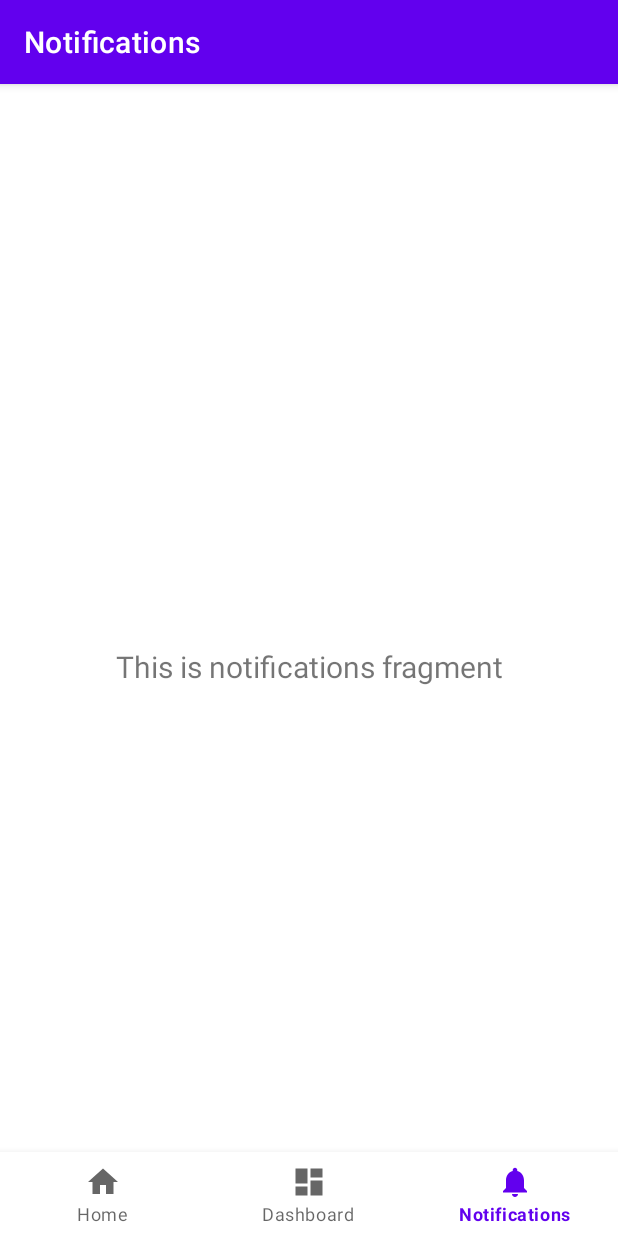
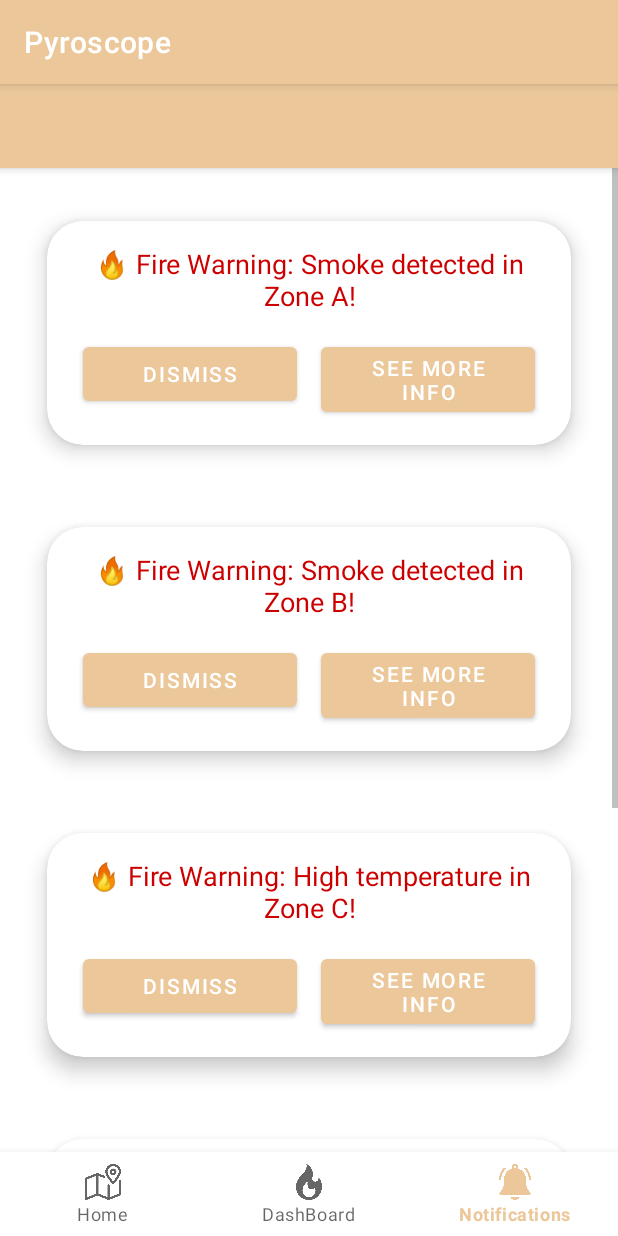
Before and after one commit to Samo849/Pyroscope, an Android app: the screen it shows after launch (MainActivity), item 3 of the bottom bar chosen, on a phone screen of 412 x 824 dp. Run offline under Robolectric (Android 15) with nearby library versions, the phone set to English and light mode, and no system bars.

Commit message:
Ui and notifications

```diff
--- a/app/src/main/java/com/example/fireapp/MainActivity.java
+++ b/app/src/main/java/com/example/fireapp/MainActivity.java
@@ -3,33 +3,45 @@ package com.example.fireapp;
 import android.os.Bundle;
 
 import androidx.appcompat.app.AppCompatActivity;
-import androidx.navigation.NavController;
-import androidx.navigation.Navigation;
-import androidx.navigation.ui.AppBarConfiguration;
-import androidx.navigation.ui.NavigationUI;
+import androidx.fragment.app.Fragment;
+import androidx.fragment.app.FragmentManager;
+import androidx.fragment.app.FragmentTransaction;
 
 import com.example.fireapp.databinding.ActivityMainBinding;
+import com.example.fireapp.ui.dashboard.DashboardFragment;
+import com.example.fireapp.ui.home.HomeFragment;
+import com.example.fireapp.ui.notifications.NotificationsFragment;
 
-public class MainActivity extends AppCompatActivity{
+public class MainActivity extends AppCompatActivity {
 
+    ActivityMainBinding binding;
 
     @Override
     protected void onCreate(Bundle savedInstanceState) {
         super.onCreate(savedInstanceState);
+        binding = ActivityMainBinding.inflate(getLayoutInflater());
+        setContentView(binding.getRoot());
+        replaceFragment(new HomeFragment());
 
-        com.example.fireapp.databinding.ActivityMainBinding binding = ActivityMainBinding.inflate(getLayoutInflater());
-        setContentView(binding.getRoot());
-
-        // Passing each menu ID as a set of Ids because each
-        // menu should be considered as top level destinations.
-        AppBarConfiguration appBarConfiguration = new AppBarConfiguration.Builder(
-                R.id.navigation_home, R.id.navigation_dashboard, R.id.navigation_notifications)
-                .build();
-        NavController navController = Navigation.findNavController(this, R.id.nav_host_fragment_activity_main);
-        NavigationUI.setupActionBarWithNavController(this, navController, appBarConfiguration);
-        NavigationUI.setupWithNavController(binding.navView, navController);
-
+        binding.bottomNavigationView.setOnItemSelectedListener(item -> {
+            int itemId = item.getItemId();
+            if (itemId == R.id.home) {
+                replaceFragment(new HomeFragment());
+            } else if (itemId == R.id.dashBoard) {
+                replaceFragment(new DashboardFragment());
+            } else if (itemId == R.id.notifications) {
+                replaceFragment(new NotificationsFragment());
+            }
+            return true;
+        });
 
     }
 
+    private void replaceFragment(Fragment fragment) {
+        FragmentManager fragmentManager = getSupportFragmentManager();
+        FragmentTransaction fragmentTransaction = fragmentManager.beginTransaction();
+        fragmentTransaction.replace(R.id.frame_layout, fragment);
+        fragmentTransaction.commit();
+    }
+
 }
--- a/app/src/main/java/com/example/fireapp/ui/home/HomeFragment.java
+++ b/app/src/main/java/com/example/fireapp/ui/home/HomeFragment.java
@@ -1,5 +1,7 @@
 package com.example.fireapp.ui.home;
 
+import android.graphics.Bitmap;
+import android.graphics.BitmapFactory;
 import android.os.Bundle;
 import android.view.LayoutInflater;
 import android.view.View;
@@ -14,6 +16,7 @@ import com.google.android.gms.maps.CameraUpdateFactory;
 import com.google.android.gms.maps.GoogleMap;
 import com.google.android.gms.maps.OnMapReadyCallback;
 import com.google.android.gms.maps.SupportMapFragment;
+import com.google.android.gms.maps.model.BitmapDescriptorFactory;
 import com.google.android.gms.maps.model.LatLng;
 import com.google.android.gms.maps.model.Marker;
 import com.google.android.gms.maps.model.MarkerOptions;
@@ -43,17 +46,32 @@ public class HomeFragment extends Fragment implements OnMapReadyCallback {
         GoogleMap mMap = googleMap;
 
         // Add markers
-        LatLng sydney = new LatLng(-34, 151);
-        googleMap.addMarker(new MarkerOptions().position(sydney).title("Marker in Sydney").snippet("Additional information here"));
+        LatLng senzor01 = new LatLng(46.0928, 14.3416);
+        mMap.addMarker(new MarkerOptions()
+                        .position(senzor01)
+                        .title("Marker of sensor 01")
+                        .snippet("Default color marker")
+                // .icon(BitmapDescriptorFactory.defaultMarker(BitmapDescriptorFactory.HUE_RED)) // Default is RED
+        );
 
-        LatLng newYork = new LatLng(40.7128, -74.0060);
-        googleMap.addMarker(new MarkerOptions().position(newYork).title("Marker in New York").snippet("Additional information here"));
+        LatLng sensor02 = new LatLng(46.0954, 14.3383);
+        mMap.addMarker(new MarkerOptions()
+                .position(sensor02)
+                .title("Marker of sensor 02")
+                .snippet("Blue default marker")
+                .icon(BitmapDescriptorFactory.defaultMarker(BitmapDescriptorFactory.HUE_AZURE))); // Or HUE_BLUE, HUE_CYAN, etc.
 
-        LatLng tokyo = new LatLng(35.6895, 139.6917);
-        googleMap.addMarker(new MarkerOptions().position(tokyo).title("Marker in Tokyo").snippet("Additional information here"));
+        LatLng sensor03 = new LatLng(46.12, 14.31);
+        Bitmap originalBitmap = BitmapFactory.decodeResource(getResources(), R.drawable.fire);
+        Bitmap scaledBitmap = Bitmap.createScaledBitmap(originalBitmap, 100, 120, true);
+        mMap.addMarker(new MarkerOptions()
+                .position(sensor03)
+                .title("Marker of sensor 03")
+                .snippet("Blue default marker")
+                .icon(BitmapDescriptorFactory.fromBitmap(scaledBitmap)));
 
         // Move the camera to the first marker
-        googleMap.moveCamera(CameraUpdateFactory.newLatLngZoom(sydney, 10));
+        googleMap.moveCamera(CameraUpdateFactory.newLatLngZoom(senzor01, 12));
 
         mMap.setOnMarkerClickListener(new GoogleMap.OnMarkerClickListener() {
             @Override
--- a/app/src/main/java/com/example/fireapp/ui/notifications/NotificationsFragment.java
+++ b/app/src/main/java/com/example/fireapp/ui/notifications/NotificationsFragment.java
@@ -1,37 +1,93 @@
 package com.example.fireapp.ui.notifications;
 
 import android.os.Bundle;
+import android.os.Handler;
+import android.os.Looper;
 import android.view.LayoutInflater;
 import android.view.View;
 import android.view.ViewGroup;
+import android.widget.Button;
+import android.widget.LinearLayout;
+import android.widget.ScrollView;
 import android.widget.TextView;
 
 import androidx.annotation.NonNull;
 import androidx.fragment.app.Fragment;
-import androidx.lifecycle.ViewModelProvider;
 
-import com.example.fireapp.databinding.FragmentNotificationsBinding;
+import com.example.fireapp.R;
+import com.example.fireapp.ui.dashboard.DashboardFragment;
 
 public class NotificationsFragment extends Fragment {
 
-    private FragmentNotificationsBinding binding;
+    private LinearLayout notificationContainer;
+    private ScrollView scrollView;
 
+    @Override
     public View onCreateView(@NonNull LayoutInflater inflater,
                              ViewGroup container, Bundle savedInstanceState) {
-        NotificationsViewModel notificationsViewModel =
-                new ViewModelProvider(this).get(NotificationsViewModel.class);
+        View root = inflater.inflate(R.layout.fragment_notifications, container, false);
+        notificationContainer = root.findViewById(R.id.notification_container);
+        scrollView = root.findViewById(R.id.scroll_view);
 
-        binding = FragmentNotificationsBinding.inflate(inflater, container, false);
-        View root = binding.getRoot();
+        // Add multiple sample fire warnings to ensure content is scrollable
+        addFireWarning("🔥 Fire Warning: Smoke detected in Zone A!");
+        addFireWarning("🔥 Fire Warning: Smoke detected in Zone B!");
+        addFireWarning("🔥 Fire Warning: High temperature in Zone C!");
+        addFireWarning("Warning!");
+        addFireWarning("Senosor03 Battery low!");
 
-        final TextView textView = binding.textNotifications;
-        notificationsViewModel.getText().observe(getViewLifecycleOwner(), textView::setText);
+        // Hint at scrollability with a slight scroll animation
+        new Handler(Looper.getMainLooper()).postDelayed(() -> {
+            if (scrollView != null) {
+                scrollView.smoothScrollBy(0, 100); // Scroll down slightly
+                new Handler(Looper.getMainLooper()).postDelayed(() ->
+                        scrollView.smoothScrollBy(0, -100), 500); // Scroll back up
+            }
+        }, 1000);
+
         return root;
     }
 
-    @Override
-    public void onDestroyView() {
-        super.onDestroyView();
-        binding = null;
+    private void addFireWarning(String message) {
+        LayoutInflater inflater = LayoutInflater.from(getContext());
+        View cardView = inflater.inflate(R.layout.notification_card, notificationContainer, false);
+
+        // Set message
+        TextView textView = cardView.findViewById(R.id.notification_message);
+        textView.setText(message);
+
+        // Set up buttons
+        Button dismissButton = cardView.findViewById(R.id.dismiss_button);
+        Button dashboardButton = cardView.findViewById(R.id.dashboard_button);
+
+        // Swipe animation for dismiss
+        dismissButton.setOnClickListener(v -> {
+            cardView.animate()
+                    .translationX(cardView.getWidth())
+                    .alpha(0f)
+                    .setDuration(300)
+                    .withEndAction(() -> notificationContainer.removeView(cardView))
+                    .start();
+        });
+
+        // Navigate to DashboardFragment
+        dashboardButton.setOnClickListener(v -> {
+            // Replace with DashboardFragment
+            Fragment dashboardFragment = new DashboardFragment();
+            requireActivity().getSupportFragmentManager()
+                    .beginTransaction()
+                    .replace(R.id.frame_layout, dashboardFragment)
+                    .commit();
+
+            // Update BottomNavigationView to highlight Dashboard
+            if (requireActivity().findViewById(R.id.bottomNavigationView) != null) {
+                requireActivity().findViewById(R.id.bottomNavigationView)
+                        .findViewById(R.id.dashBoard)
+                        .performClick();
+            }
+        });
+
+        // Add card to container
+        notificationContainer.addView(cardView);
     }
 }
--- /dev/null
+++ b/app/src/main/res/drawable/baseline_map_24.xml
@@ -0,0 +1,5 @@
+<vector xmlns:android="http://schemas.android.com/apk/res/android" android:height="24dp" android:tint="#000000" android:viewportHeight="24" android:viewportWidth="24" android:width="24dp">
+
+    <path android:fillColor="@android:color/white" android:pathData="M20.5,3l-0.16,0.03L15,5.1 9,3 3.36,4.9c-0.21,0.07 -0.36,0.25 -0.36,0.48V20.5c0,0.28 0.22,0.5 0.5,0.5l0.16,-0.03L9,18.9l6,2.1 5.64,-1.9c0.21,-0.07 0.36,-0.25 0.36,-0.48V3.5c0,-0.28 -0.22,-0.5 -0.5,-0.5zM15,19l-6,-2.11V5l6,2.11V19z"/>
+
+</vector>
--- /dev/null
+++ b/app/src/main/res/drawable/navmenu_bck.xml
@@ -0,0 +1,6 @@
+<?xml version="1.0" encoding="utf-8"?>
+<selector xmlns:android="http://schemas.android.com/apk/res/android">
+<item>
+
+</item>
+</selector>
--- /dev/null
+++ b/app/src/main/res/drawable/notificattion_bck.xml
@@ -0,0 +1,9 @@
+<?xml version="1.0" encoding="utf-8"?>
+<selector xmlns:android="http://schemas.android.com/apk/res/android">
+<item>
+    <shape android:shape="rectangle">
+        <corners android:radius="20dp"/>
+        <stroke android:color="#FFF2EC" android:width="20dp"/>
+    </shape>
+</item>
+</selector>
--- /dev/null
+++ b/app/src/main/res/drawable/outline_alarm_smart_wake_24.xml
@@ -0,0 +1,5 @@
+<vector xmlns:android="http://schemas.android.com/apk/res/android" android:height="24dp" android:tint="#000000" android:viewportHeight="960" android:viewportWidth="960" android:width="24dp">
+
+    <path android:fillColor="@android:color/white" android:pathData="M320,560Q337,560 348.5,548.5Q360,537 360,520Q360,503 348.5,491.5Q337,480 320,480Q303,480 291.5,491.5Q280,503 280,520Q280,537 291.5,548.5Q303,560 320,560ZM480,560Q497,560 508.5,548.5Q520,537 520,520Q520,503 508.5,491.5Q497,480 480,480Q463,480 451.5,491.5Q440,503 440,520Q440,537 451.5,548.5Q463,560 480,560ZM640,560Q657,560 668.5,548.5Q680,537 680,520Q680,503 668.5,491.5Q657,480 640,480Q623,480 611.5,491.5Q600,503 600,520Q600,537 611.5,548.5Q623,560 640,560ZM480,880Q405,880 339.5,851.5Q274,823 225.5,774.5Q177,726 148.5,660.5Q120,595 120,520Q120,445 148.5,379.5Q177,314 225.5,265.5Q274,217 339.5,188.5Q405,160 480,160Q555,160 620.5,188.5Q686,217 734.5,265.5Q783,314 811.5,379.5Q840,445 840,520Q840,595 811.5,660.5Q783,726 734.5,774.5Q686,823 620.5,851.5Q555,880 480,880ZM480,520Q480,520 480,520Q480,520 480,520Q480,520 480,520Q480,520 480,520Q480,520 480,520Q480,520 480,520Q480,520 480,520Q480,520 480,520ZM224,94L280,150L110,320L54,264L224,94ZM736,94L906,264L850,320L680,150L736,94ZM480,800Q597,800 678.5,718.5Q760,637 760,520Q760,403 678.5,321.5Q597,240 480,240Q363,240 281.5,321.5Q200,403 200,520Q200,637 281.5,718.5Q363,800 480,800Z"/>
+
+</vector>
--- a/app/src/main/res/layout/activity_main.xml
+++ b/app/src/main/res/layout/activity_main.xml
@@ -3,31 +3,41 @@
     xmlns:app="http://schemas.android.com/apk/res-auto"
     android:id="@+id/container"
     android:layout_width="match_parent"
-    android:layout_height="match_parent"
-    >
+    android:layout_height="match_parent">
+
+    <com.google.android.material.appbar.AppBarLayout
+        android:id="@+id/appBarLayout"
+        android:layout_width="match_parent"
+        android:layout_height="wrap_content"
+        app:layout_constraintTop_toTopOf="parent"
+        app:layout_constraintStart_toStartOf="parent"
+        app:layout_constraintEnd_toEndOf="parent">
+
+        <androidx.appcompat.widget.Toolbar
+            android:id="@+id/toolbar"
+            android:layout_width="match_parent"
+            android:layout_height="?attr/actionBarSize"
+            android:background="?attr/colorPrimary"
+            app:titleTextColor="?attr/colorOnPrimary" />
+
+    </com.google.android.material.appbar.AppBarLayout>
+
+    <FrameLayout
+        android:id="@+id/frame_layout"
+        android:layout_width="0dp"
+        android:layout_height="0dp"
+        app:layout_constraintBottom_toTopOf="@+id/bottomNavigationView"
+        app:layout_constraintEnd_toEndOf="parent"
+        app:layout_constraintStart_toStartOf="parent"
+        app:layout_constraintTop_toBottomOf="@+id/appBarLayout" />
 
     <com.google.android.material.bottomnavigation.BottomNavigationView
-        android:id="@+id/nav_view"
-        android:layout_width="0dp"
+        android:id="@+id/bottomNavigationView"
+        android:layout_width="match_parent"
         android:layout_height="wrap_content"
-        android:layout_marginStart="0dp"
-        android:layout_marginEnd="0dp"
-        android:background="?android:attr/windowBackground"
         app:layout_constraintBottom_toBottomOf="parent"
-        app:layout_constraintLeft_toLeftOf="parent"
-        app:layout_constraintRight_toRightOf="parent"
+        app:layout_constraintStart_toStartOf="parent"
+        app:layout_constraintEnd_toEndOf="parent"
         app:menu="@menu/bottom_nav_menu" />
 
-    <fragment
-        android:id="@+id/nav_host_fragment_activity_main"
-        android:name="androidx.navigation.fragment.NavHostFragment"
-        android:layout_width="match_parent"
-        android:layout_height="match_parent"
-        app:defaultNavHost="true"
-        app:layout_constraintBottom_toTopOf="@id/nav_view"
-        app:layout_constraintLeft_toLeftOf="parent"
-        app:layout_constraintRight_toRightOf="parent"
-        app:layout_constraintTop_toTopOf="parent"
-        app:navGraph="@navigation/mobile_navigation" />
-
 </androidx.constraintlayout.widget.ConstraintLayout>
--- a/app/src/main/res/layout/fragment_home.xml
+++ b/app/src/main/res/layout/fragment_home.xml
@@ -1,5 +1,6 @@
 <?xml version="1.0" encoding="utf-8"?>
 <androidx.constraintlayout.widget.ConstraintLayout xmlns:android="http://schemas.android.com/apk/res/android"
+    xmlns:app="http://schemas.android.com/apk/res-auto"
     xmlns:tools="http://schemas.android.com/tools"
     android:layout_width="match_parent"
     android:layout_height="match_parent"
@@ -7,8 +8,8 @@
 
     <androidx.fragment.app.FragmentContainerView
         android:id="@+id/map"
+        android:name="com.google.android.gms.maps.SupportMapFragment"
         android:layout_width="match_parent"
-        android:layout_height="match_parent"
-        android:name="com.google.android.gms.maps.SupportMapFragment" />
+        android:layout_height="match_parent" />
 
 </androidx.constraintlayout.widget.ConstraintLayout>
--- a/app/src/main/res/layout/fragment_notifications.xml
+++ b/app/src/main/res/layout/fragment_notifications.xml
@@ -6,17 +6,25 @@
     android:layout_height="match_parent"
     tools:context=".ui.notifications.NotificationsFragment">
 
-    <TextView
-        android:id="@+id/text_notifications"
+    <ScrollView
+        android:id="@+id/scroll_view"
         android:layout_width="match_parent"
-        android:layout_height="wrap_content"
-        android:layout_marginStart="8dp"
-        android:layout_marginTop="8dp"
-        android:layout_marginEnd="8dp"
-        android:textAlignment="center"
-        android:textSize="20sp"
+        android:layout_height="match_parent"
+        android:overScrollMode="always"
+        android:scrollbars="vertical"
+        android:fillViewport="true"
+        app:layout_constraintTop_toTopOf="parent"
         app:layout_constraintBottom_toBottomOf="parent"
-        app:layout_constraintEnd_toEndOf="parent"
         app:layout_constraintStart_toStartOf="parent"
-        app:layout_constraintTop_toTopOf="parent" />
+        app:layout_constraintEnd_toEndOf="parent">
+
+        <LinearLayout
+            android:id="@+id/notification_container"
+            android:layout_width="match_parent"
+            android:layout_height="wrap_content"
+            android:orientation="vertical"
+            android:padding="16dp" />
+
+    </ScrollView>
+
 </androidx.constraintlayout.widget.ConstraintLayout>
--- /dev/null
+++ b/app/src/main/res/layout/notification_card.xml
@@ -0,0 +1,52 @@
+<?xml version="1.0" encoding="utf-8"?>
+<androidx.cardview.widget.CardView xmlns:android="http://schemas.android.com/apk/res/android"
+    xmlns:app="http://schemas.android.com/apk/res-auto"
+    android:layout_width="match_parent"
+    android:layout_height="wrap_content"
+    android:layout_marginBottom="16dp"
+    android:background="@drawable/notificattion_bck"
+    app:cardCornerRadius="24dp"
+    app:cardElevation="8dp"
+    app:cardUseCompatPadding="true">
+
+    <androidx.constraintlayout.widget.ConstraintLayout
+        android:layout_width="match_parent"
+        android:layout_height="wrap_content"
+        android:padding="16dp">
+
+        <TextView
+            android:id="@+id/notification_message"
+            android:layout_width="match_parent"
+            android:layout_height="wrap_content"
+            android:textColor="@android:color/holo_red_dark"
+            android:textSize="18sp"
+            android:textAlignment="center"
+            android:paddingBottom="16dp"
+            app:layout_constraintTop_toTopOf="parent"
+            app:layout_constraintStart_toStartOf="parent"
+            app:layout_constraintEnd_toEndOf="parent" />
+
+        <Button
+            android:id="@+id/dismiss_button"
+            android:layout_width="0dp"
+            android:layout_height="wrap_content"
+            android:text="Dismiss"
+            app:layout_constraintWidth_percent="0.45"
+            app:layout_constraintTop_toBottomOf="@id/notification_message"
+            app:layout_constraintStart_toStartOf="parent"
+            app:layout_constraintEnd_toStartOf="@id/dashboard_button"
+            android:layout_marginEnd="8dp" />
+
+        <Button
+            android:id="@+id/dashboard_button"
+            android:layout_width="0dp"
+            android:layout_height="wrap_content"
+            android:text="See more info"
+            app:layout_constraintWidth_percent="0.45"
+            app:layout_constraintTop_toBottomOf="@id/notification_message"
+            app:layout_constraintStart_toEndOf="@id/dismiss_button"
+            app:layout_constraintEnd_toEndOf="parent" />
+
+    </androidx.constraintlayout.widget.ConstraintLayout>
+
+</androidx.cardview.widget.CardView>
--- a/app/src/main/res/menu/bottom_nav_menu.xml
+++ b/app/src/main/res/menu/bottom_nav_menu.xml
@@ -1,19 +1,14 @@
 <?xml version="1.0" encoding="utf-8"?>
 <menu xmlns:android="http://schemas.android.com/apk/res/android">
 
-    <item
-        android:id="@+id/navigation_home"
-        android:icon="@drawable/ic_home_black_24dp"
-        android:title="@string/title_home" />
 
-    <item
-        android:id="@+id/navigation_dashboard"
-        android:icon="@drawable/ic_dashboard_black_24dp"
-        android:title="@string/title_dashboard" />
-
-    <item
-        android:id="@+id/navigation_notifications"
-        android:icon="@drawable/ic_notifications_black_24dp"
-        android:title="@string/title_notifications" />
-
+    <item android:title="Home"
+        android:icon="@drawable/map"
+        android:id="@+id/home"/>
+    <item android:title="DashBoard"
+        android:icon="@drawable/fire_bw"
+        android:id="@+id/dashBoard"/>
+    <item android:title="Notifications"
+        android:icon="@drawable/notification"
+        android:id="@+id/notifications"/>
 </menu>
--- a/app/src/main/res/navigation/mobile_navigation.xml
+++ /dev/null
@@ -1,25 +0,0 @@
-<?xml version="1.0" encoding="utf-8"?>
-<navigation xmlns:android="http://schemas.android.com/apk/res/android"
-    xmlns:app="http://schemas.android.com/apk/res-auto"
-    xmlns:tools="http://schemas.android.com/tools"
-    android:id="@+id/mobile_navigation"
-    app:startDestination="@+id/navigation_home">
-
-    <fragment
-        android:id="@+id/navigation_home"
-        android:name="com.example.fireapp.ui.home.HomeFragment"
-        android:label="@string/title_home"
-        tools:layout="@layout/fragment_home" />
-
-    <fragment
-        android:id="@+id/navigation_dashboard"
-        android:name="com.example.fireapp.ui.dashboard.DashboardFragment"
-        android:label="@string/title_dashboard"
-        tools:layout="@layout/fragment_dashboard" />
-
-    <fragment
-        android:id="@+id/navigation_notifications"
-        android:name="com.example.fireapp.ui.notifications.NotificationsFragment"
-        android:label="@string/title_notifications"
-        tools:layout="@layout/fragment_notifications" />
-</navigation>
--- a/app/src/main/res/values/colors.xml
+++ b/app/src/main/res/values/colors.xml
@@ -1,8 +1,8 @@
 <?xml version="1.0" encoding="utf-8"?>
 <resources>
     <color name="purple_200">#FFBB86FC</color>
-    <color name="purple_500">#FF6200EE</color>
-    <color name="purple_700">#FF3700B3</color>
+    <color name="purple_500">#ebc79a</color>
+    <color name="purple_700">#81e7af</color>
     <color name="teal_200">#FF03DAC5</color>
     <color name="teal_700">#FF018786</color>
     <color name="black">#FF000000</color>
--- a/app/src/main/res/values/strings.xml
+++ b/app/src/main/res/values/strings.xml
@@ -1,5 +1,5 @@
 <resources>
-    <string name="app_name">FireApp</string>
+    <string name="app_name">Pyroscope</string>
     <string name="title_home">Home</string>
     <string name="title_dashboard">Dashboard</string>
     <string name="title_notifications">Notifications</string>
```
Also changed, not shown: app/src/main/res/drawable-hdpi/fire.png (added), app/src/main/res/drawable-hdpi/fire_bw.png (added), app/src/main/res/drawable-hdpi/map.png (added), app/src/main/res/drawable-hdpi/notification.png (added).
